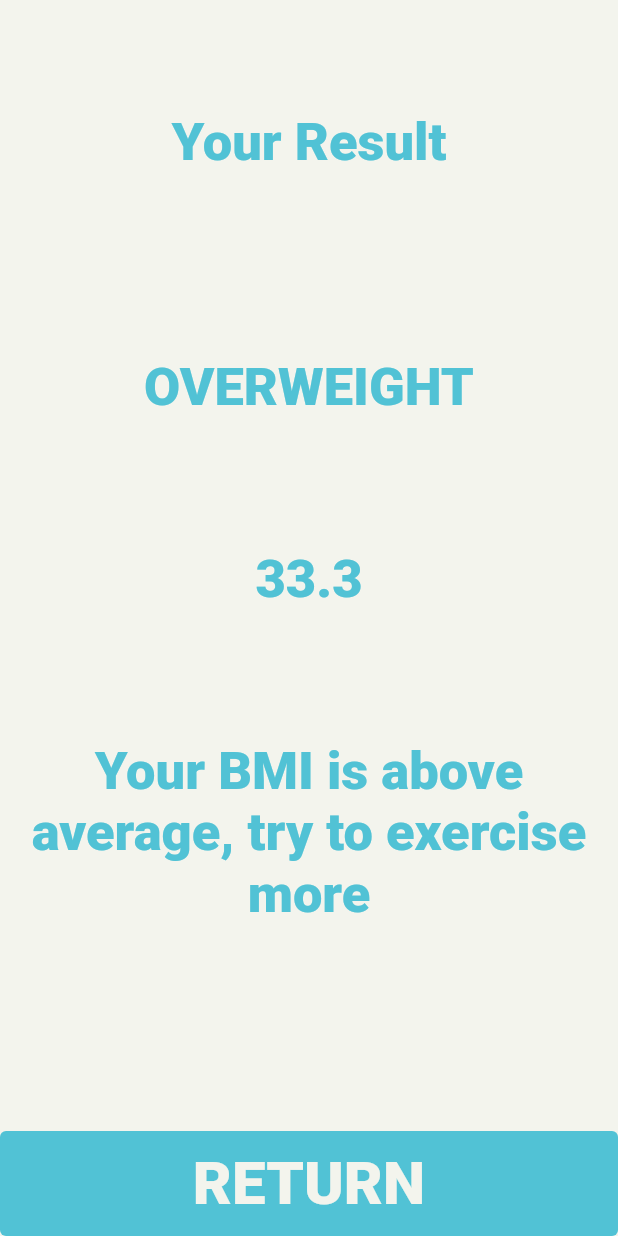
After one commit to PatrickS136/bmicalc, a Flutter app: the screen it shows after launch, after a tap on "CALCULATE", on a phone screen of 412 x 824 dp. The commit adds this screen. Run offline on Flutter 3.47's test engine with Material 2 defaults, Android fonts, the phone set to English and light mode, and no system bars; our stand-ins replace font_awesome_flutter.

Commit message:
Finished the main functionalities

```diff
--- /dev/null
+++ b/lib/calculations.dart
@@ -0,0 +1,35 @@
+import 'dart:math';
+
+class Calculations {
+  Calculations({this.height, this.weight});
+
+  final int height;
+  final int weight;
+
+  double _bmi;
+
+  String calculateBMI() {
+    _bmi = weight / pow(height / 100, 2);
+    return _bmi.toStringAsFixed(1);
+  }
+
+  String getResult() {
+    if (_bmi >= 25) {
+      return 'Overweight';
+    } else if (_bmi > 18.5) {
+      return 'Normal';
+    } else {
+      return 'Underweight';
+    }
+  }
+
+  String getInterpretation() {
+    if (_bmi >= 25) {
+      return 'Your BMI is above average, try to exercise more';
+    } else if (_bmi >= 18.5) {
+      return 'You BMI is perfectly normal';
+    } else {
+      return 'Your BMI is below average, try to eat more';
+    }
+  }
+}
--- a/lib/components/calculateButton.dart
+++ b/lib/components/calculateButton.dart
@@ -4,7 +4,8 @@ import 'package:flutter/material.dart';
 class CalcButton extends StatelessWidget {
   final Function calculate;
   final bool maleSelected;
-  CalcButton({this.calculate, this.maleSelected});
+  final String text;
+  CalcButton({this.calculate, this.maleSelected, this.text});
   @override
   Widget build(BuildContext context) {
     return Container(
@@ -13,12 +14,12 @@ class CalcButton extends StatelessWidget {
       height: 70,
       child: TextButton(
         child: Text(
-          "CALCULATE",
+          this.text,
           style: kCButton,
         ),
         onPressed: calculate,
         style: TextButton.styleFrom(
-          backgroundColor: maleSelected ? darkBlue : darkRed,
+          backgroundColor: (maleSelected == true) ? darkBlue : darkRed,
         ),
       ),
     );
--- a/lib/components/genderButton.dart
+++ b/lib/components/genderButton.dart
@@ -1,4 +1,5 @@
 import 'package:flutter/material.dart';
+import 'package:bmicalc/constants.dart';
 
 class GenderButton extends StatelessWidget {
   final dynamic genderIcon;
@@ -19,14 +20,14 @@ class GenderButton extends StatelessWidget {
           Icon(
             genderIcon,
             size: 40,
-            color: Colors.white,
+            color: grey,
           ),
           Text(
             text,
             style: TextStyle(
               fontSize: 20,
               fontWeight: FontWeight.bold,
-              color: Colors.white,
+              color: grey,
             ),
           ),
         ],
--- a/lib/constants.dart
+++ b/lib/constants.dart
@@ -25,3 +25,15 @@ const kCButton = TextStyle(
   fontWeight: FontWeight.w800,
   color: grey,
 );
+
+const kResultsMale = TextStyle(
+  fontSize: 35,
+  fontWeight: FontWeight.w800,
+  color: darkBlue,
+);
+
+const kResultsFemale = TextStyle(
+  fontSize: 35,
+  fontWeight: FontWeight.w800,
+  color: darkRed,
+);
--- a/lib/screens/bmiCalc.dart
+++ b/lib/screens/bmiCalc.dart
@@ -1,4 +1,5 @@
 import 'package:bmicalc/constants.dart';
+import 'package:bmicalc/screens/results.dart';
 import 'package:flutter/material.dart';
 // import 'package:bmicalc/constants.dart';
 import 'package:bmicalc/components/titleText.dart';
@@ -6,6 +7,8 @@ import 'package:bmicalc/components/genderRow.dart';
 import 'package:bmicalc/components/hwSlider.dart';
 import 'package:font_awesome_flutter/font_awesome_flutter.dart';
 import 'package:bmicalc/components/calculateButton.dart';
+import 'package:bmicalc/calculations.dart';
+import 'results.dart';
 
 class BmiCalc extends StatefulWidget {
   @override
@@ -67,7 +70,22 @@ class _BmiCalcState extends State<BmiCalc> {
             ),
             CalcButton(
               maleSelected: maleSelected,
-              calculate: null,
+              calculate: () {
+                Calculations calc =
+                    Calculations(height: height, weight: weight);
+                Navigator.push(
+                  context,
+                  MaterialPageRoute(
+                    builder: (context) => Results(
+                      maleSelected: maleSelected,
+                      result: calc.calculateBMI(),
+                      resultText: calc.getResult(),
+                      description: calc.getInterpretation(),
+                    ),
+                  ),
+                );
+              },
+              text: "CALCULATE",
             )
           ],
         ),
--- /dev/null
+++ b/lib/screens/results.dart
@@ -0,0 +1,78 @@
+import 'package:bmicalc/components/calculateButton.dart';
+import 'package:bmicalc/constants.dart';
+import 'package:flutter/material.dart';
+
+class Results extends StatelessWidget {
+  final String description;
+  final String result;
+  final String resultText;
+  final bool maleSelected;
+
+  Results(
+      {@required this.description,
+      @required this.result,
+      @required this.resultText,
+      @required this.maleSelected});
+
+  @override
+  Widget build(BuildContext context) {
+    return Scaffold(
+      backgroundColor: grey,
+      body: Column(
+        mainAxisAlignment: MainAxisAlignment.spaceEvenly,
+        crossAxisAlignment: CrossAxisAlignment.stretch,
+        children: <Widget>[
+          SizedBox(
+            height: 40,
+          ),
+          Expanded(
+            child: Container(
+              padding: EdgeInsets.all(15.0),
+              alignment: Alignment.bottomLeft,
+              child: Center(
+                child: Text(
+                  'Your Result',
+                  style: (maleSelected == true) ? kResultsMale : kResultsFemale,
+                ),
+              ),
+            ),
+          ),
+          Expanded(
+            flex: 5,
+            child: Container(
+              child: Column(
+                mainAxisAlignment: MainAxisAlignment.spaceEvenly,
+                crossAxisAlignment: CrossAxisAlignment.center,
+                children: <Widget>[
+                  Text(
+                    resultText.toUpperCase(),
+                    style:
+                        (maleSelected == true) ? kResultsMale : kResultsFemale,
+                  ),
+                  Text(
+                    result,
+                    style:
+                        (maleSelected == true) ? kResultsMale : kResultsFemale,
+                  ),
+                  Text(
+                    description,
+                    textAlign: TextAlign.center,
+                    style:
+                        (maleSelected == true) ? kResultsMale : kResultsFemale,
+                  ),
+                ],
+              ),
+            ),
+          ),
+          CalcButton(
+            text: 'RETURN',
+            calculate: () {
+              Navigator.pop(context);
+            },
+            maleSelected: maleSelected,
+          )
+        ],
+      ),
+    );
+  }
+}
```
Also changed, not shown: 5 other files.
